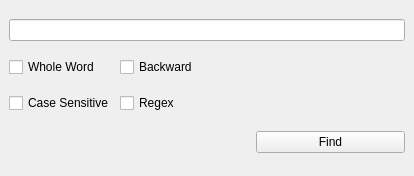
First picture: the form in findview.ui, repository amauri-bz/az_log_analyzer, before the edit.
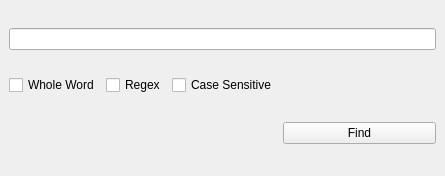
Second picture: the form after the edit.

What changed in the file:
```diff
--- a/findview.ui
+++ b/findview.ui
@@ -6,7 +6,7 @@
    <rect>
     <x>0</x>
     <y>0</y>
-    <width>414</width>
+    <width>445</width>
     <height>176</height>
    </rect>
   </property>
@@ -24,14 +24,20 @@
   </property>
   <widget class="QWidget" name="dockWidgetContents">
    <layout class="QGridLayout" name="gridLayout">
-    <item row="2" column="0">
-     <widget class="QCheckBox" name="CaseSensitiveBox">
-      <property name="text">
-       <string>Case Sensitive</string>
+    <item row="1" column="3">
+     <spacer name="horizontalSpacer_2">
+      <property name="orientation">
+       <enum>Qt::Horizontal</enum>
       </property>
-     </widget>
+      <property name="sizeHint" stdset="0">
+       <size>
+        <width>162</width>
+        <height>20</height>
+       </size>
+      </property>
+     </spacer>
     </item>
-    <item row="3" column="3">
+    <item row="2" column="3">
      <widget class="QPushButton" name="okButton">
       <property name="text">
        <string>Find</string>
@@ -41,44 +47,17 @@
       </property>
      </widget>
     </item>
-    <item row="2" column="3">
-     <spacer name="horizontalSpacer_3">
-      <property name="orientation">
-       <enum>Qt::Horizontal</enum>
+    <item row="1" column="2">
+     <widget class="QCheckBox" name="CaseSensitiveBox">
+      <property name="text">
+       <string>Case Sensitive</string>
       </property>
-      <property name="sizeHint" stdset="0">
-       <size>
-        <width>60</width>
-        <height>20</height>
-       </size>
-      </property>
-     </spacer>
+     </widget>
     </item>
     <item row="0" column="0" colspan="4">
      <widget class="QLineEdit" name="InputEdit"/>
     </item>
-    <item row="1" column="0">
-     <widget class="QCheckBox" name="WholeWordBox">
-      <property name="text">
-       <string>Whole Word</string>
-      </property>
-     </widget>
-    </item>
-    <item row="2" column="1">
-     <widget class="QCheckBox" name="RegexBox">
-      <property name="text">
-       <string>Regex</string>
-      </property>
-     </widget>
-    </item>
-    <item row="1" column="1">
-     <widget class="QCheckBox" name="BackwardBox">
-      <property name="text">
-       <string>Backward</string>
-      </property>
-     </widget>
-    </item>
-    <item row="3" column="0" colspan="3">
+    <item row="2" column="0" colspan="3">
      <spacer name="horizontalSpacer">
       <property name="orientation">
        <enum>Qt::Horizontal</enum>
@@ -91,18 +70,19 @@
       </property>
      </spacer>
     </item>
-    <item row="1" column="3">
-     <spacer name="horizontalSpacer_2">
-      <property name="orientation">
-       <enum>Qt::Horizontal</enum>
+    <item row="1" column="1">
+     <widget class="QCheckBox" name="RegexBox">
+      <property name="text">
+       <string>Regex</string>
       </property>
-      <property name="sizeHint" stdset="0">
-       <size>
-        <width>162</width>
-        <height>20</height>
-       </size>
+     </widget>
+    </item>
+    <item row="1" column="0">
+     <widget class="QCheckBox" name="WholeWordBox">
+      <property name="text">
+       <string>Whole Word</string>
       </property>
-     </spacer>
+     </widget>
     </item>
    </layout>
   </widget>
```
